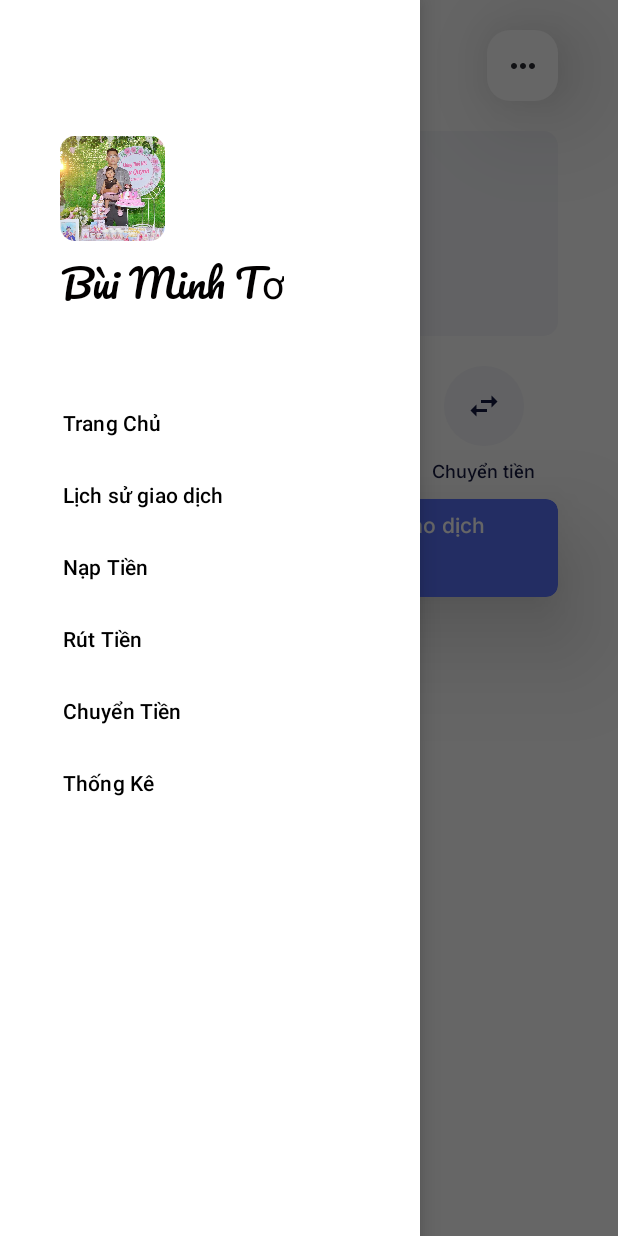
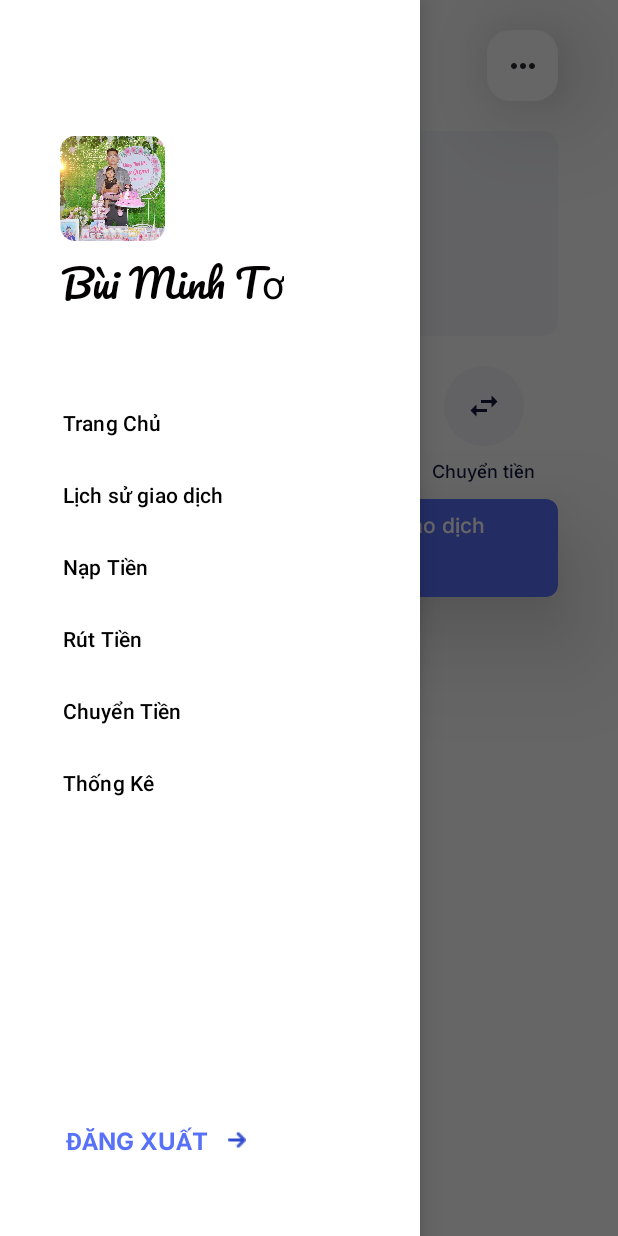
Before and after one commit to zoroONE01/BankManagement_Mobile, an Android app: the HomeActivity screen opened directly, with no data from a screen before it, with the side drawer open, on a phone screen of 412 x 824 dp. Run offline under Robolectric (Android 15) with nearby library versions, the phone set to English and light mode, and no system bars; Roboto replaces fonts that are not available here.

Commit message:
dang xuat

```diff
--- a/app/src/main/java/vn/edu/ptithcm/bankmanagement/ui/moneytransfer/TransferActivity.java
+++ b/app/src/main/java/vn/edu/ptithcm/bankmanagement/ui/moneytransfer/TransferActivity.java
@@ -42,7 +42,7 @@ public class TransferActivity extends AppCompatActivity {
 
 
         soTk = findViewById(R.id.et_send_to);
-        soTien = findViewById(R.id.fieldAmount);
+        soTien = findViewById(R.id.et_transaction_value);
         btn = findViewById(R.id.btnTransfer);
 
         btn.setOnClickListener(view -> {
--- a/app/src/main/res/layout/activity_home.xml
+++ b/app/src/main/res/layout/activity_home.xml
@@ -270,8 +270,25 @@
         android:id="@+id/nv_nav_view"
         android:layout_width="wrap_content"
         android:layout_height="match_parent"
+        android:paddingHorizontal="@dimen/_20dp"
         android:layout_gravity="start"
-        android:paddingHorizontal="@dimen/_20dp"
         app:headerLayout="@layout/drawer_header"
-        app:menu="@menu/menu_drawer" />
+        app:menu="@menu/menu_drawer">
+
+        <androidx.appcompat.widget.LinearLayoutCompat
+            android:layout_width="match_parent"
+            android:layout_height="match_parent" />
+
+        <androidx.appcompat.widget.AppCompatButton
+            android:id="@+id/b_logout"
+            style="@style/style_button_switch_mode_authentication"
+            android:layout_width="@dimen/_120dp"
+            android:layout_height="wrap_content"
+            android:layout_gravity="start|bottom"
+            android:layout_marginStart="@dimen/_24dp"
+            android:layout_marginBottom="@dimen/_40dp"
+            android:drawableEnd="@drawable/img_arrow_right_small"
+            android:text="@string/dang_xuat"
+            android:textAlignment="textStart" />
+    </com.google.android.material.navigation.NavigationView>
 </androidx.drawerlayout.widget.DrawerLayout>
--- a/app/src/main/res/layout/item_recent_transaction.xml
+++ b/app/src/main/res/layout/item_recent_transaction.xml
@@ -17,6 +17,7 @@
         app:layout_constraintTop_toTopOf="parent">
 
         <ImageView
+            android:padding="@dimen/_10dp"
             android:src="@drawable/ic_tranfer"
             android:id="@+id/iv_item_recent_transaction_img"
             android:layout_width="match_parent"
--- a/app/src/main/res/values/strings.xml
+++ b/app/src/main/res/values/strings.xml
@@ -100,6 +100,6 @@
         <item>Nam</item>
         <item>Nữ</item>
     </string-array>
-    <!-- TODO: Remove or change this placeholder text -->
     <string name="hello_blank_fragment">Hello blank fragment</string>
+    <string name="dang_xuat">Đăng xuất</string>
 </resources>
```
Also changed, not shown: app/src/main/java/vn/edu/ptithcm/bankmanagement/ui/depositwithdraw/DepositWithdrawActivity.java (+2 -7 lines), app/src/main/res/layout/activity_transaction_history.xml (+20 -5 lines).
